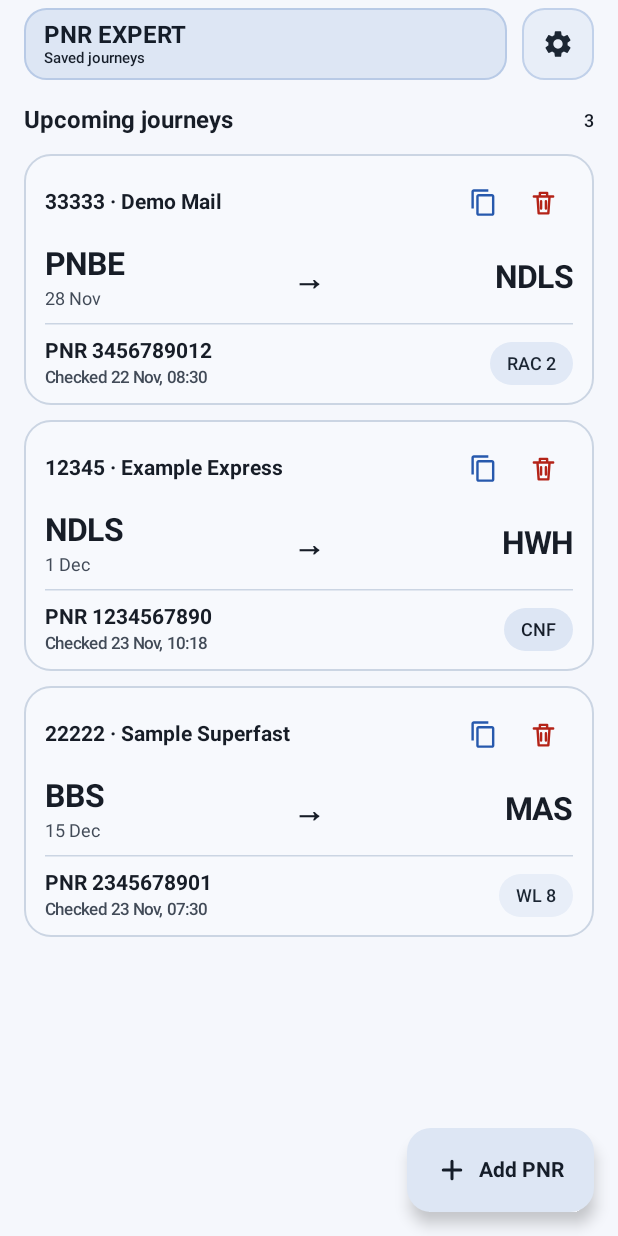
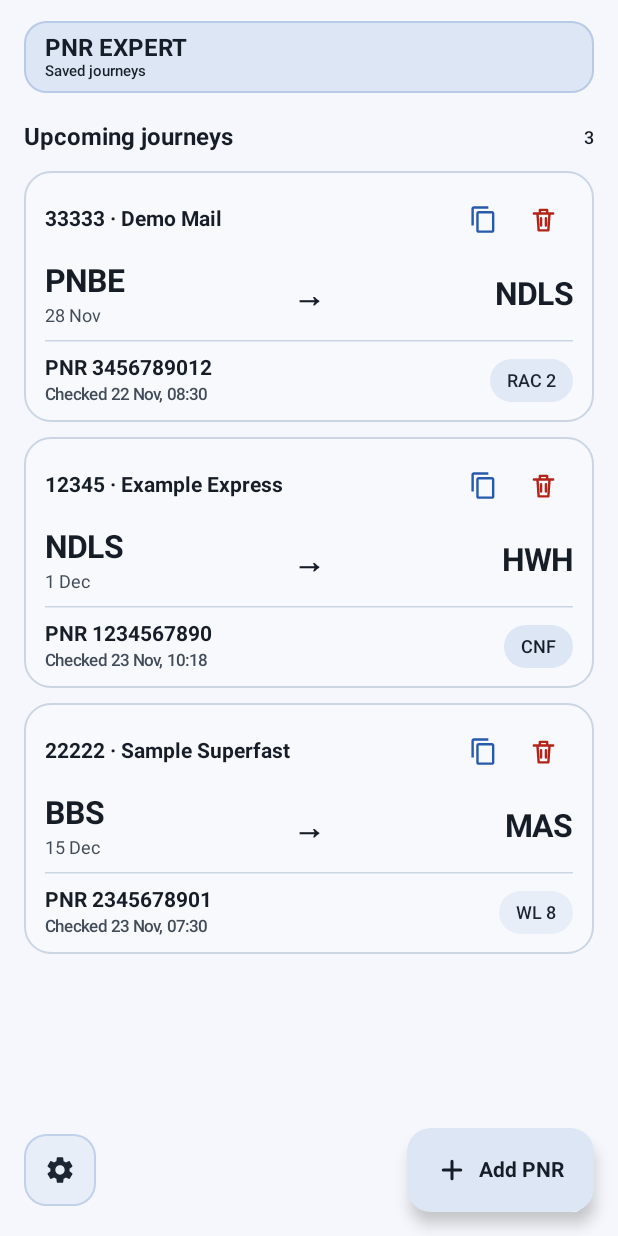
Before and after one commit to ridamranjan/pnrenq, an Android app built with Jetpack Compose: the @Preview function HomeScreenPreview, on a phone screen of 412 x 824 dp. Run offline under Robolectric (Android 15) with nearby library versions, the phone set to English and light mode, and no system bars.

Commit message:
Home Screen Adjustment

```diff
--- a/app/src/main/java/com/first/pnrenq/ui/home/HomeScreen.kt
+++ b/app/src/main/java/com/first/pnrenq/ui/home/HomeScreen.kt
@@ -54,7 +54,7 @@ import java.time.format.DateTimeFormatter
 import java.util.Locale
 
 /* =========================================================
-   DATE / TIME SORTING
+   DATE AND TIME SORTING
 ========================================================= */
 
 private val shortDateFormat =
@@ -75,13 +75,9 @@ private fun isPastJourney(
     )
 
     return when {
-
         date.isBefore(now.toLocalDate()) -> true
-
         date.isAfter(now.toLocalDate()) -> false
-
         departure == null -> false
-
         else -> departure.isBefore(now.toLocalTime())
     }
 }
@@ -139,7 +135,6 @@ fun HomeScreen(
     }
 
     LaunchedEffect(homeMessage) {
-
         if (homeMessage != null) {
             onHomeMessageShown()
 
@@ -163,64 +158,26 @@ fun HomeScreen(
         }
         .sortedWith(pastOrder)
 
+    /*
+     Box allows two independent bottom buttons:
+     Settings on the left, Add PNR on the right.
+    */
+
+    Box(
+        modifier = modifier.fillMaxSize()
+    ) {
+
         Scaffold(
-        modifier = modifier,
+            modifier = Modifier.fillMaxSize(),
 
             containerColor = Color.Transparent,
 
-        /* ---------- Compact safe header ---------- */
-
             topBar = {
-            CompactHomeHeader(
-                onSettingsClick = onSettingsClick
-            )
+                CompactHomeHeader()
             },
 
             snackbarHost = {
                 SnackbarHost(snackbarHostState)
-        },
-
-        /* ---------- Add PNR button ---------- */
-
-        floatingActionButton = {
-
-            if (pnrs.isNotEmpty()) {
-
-                ExtendedFloatingActionButton(
-                    onClick = onAddClick,
-
-                    shape = RoundedCornerShape(16.dp),
-
-                    containerColor =
-                        scheme.primaryContainer,
-
-                    contentColor =
-                        scheme.onPrimaryContainer
-                ) {
-
-                    Icon(
-                        painter = painterResource(
-                            R.drawable.ic_pnr_add
-                        ),
-
-                        contentDescription = null,
-
-                        tint = scheme.onPrimaryContainer,
-
-                        modifier = Modifier.size(20.dp)
-                    )
-
-                    Spacer(Modifier.width(8.dp))
-
-                    Text(
-                        text = "Add PNR",
-
-                        color = scheme.onPrimaryContainer,
-
-                        fontWeight = FontWeight.Bold
-                    )
-                }
-            }
             }
         ) { padding ->
 
@@ -233,7 +190,8 @@ fun HomeScreen(
                             .fillMaxSize()
                             .padding(padding),
 
-                    contentAlignment = Alignment.Center
+                        contentAlignment =
+                            Alignment.Center
                     ) {
                         CircularProgressIndicator()
                     }
@@ -273,21 +231,23 @@ fun HomeScreen(
                             start = 16.dp,
                             end = 16.dp,
                             top = 6.dp,
-                        bottom = 110.dp
+
+                            // Prevent bottom buttons from
+                            // covering saved PNR cards.
+                            bottom = 132.dp
                         ),
 
                         verticalArrangement =
                             Arrangement.spacedBy(10.dp)
                     ) {
 
-                    /* ---------- Upcoming journeys ---------- */
+                        /* ---------- Upcoming ---------- */
 
                         if (upcoming.isNotEmpty()) {
 
                             item(
                                 key = "upcoming_heading"
                             ) {
-
                                 SectionHeading(
                                     title = "Upcoming journeys",
                                     count = upcoming.size
@@ -323,9 +283,7 @@ fun HomeScreen(
                                     },
 
                                     modifier = Modifier.animateItem(
-                                    fadeInSpec = tween(
-                                        durationMillis = 220
-                                    ),
+                                        fadeInSpec = tween(220),
 
                                         placementSpec = spring(
                                             dampingRatio =
@@ -335,15 +293,13 @@ fun HomeScreen(
                                                 Spring.StiffnessMediumLow
                                         ),
 
-                                    fadeOutSpec = tween(
-                                        durationMillis = 180
-                                    )
+                                        fadeOutSpec = tween(180)
                                     )
                                 )
                             }
                         }
 
-                    /* ---------- Past journeys ---------- */
+                        /* ---------- Past ---------- */
 
                         if (past.isNotEmpty()) {
 
@@ -390,9 +346,7 @@ fun HomeScreen(
                                     },
 
                                     modifier = Modifier.animateItem(
-                                    fadeInSpec = tween(
-                                        durationMillis = 220
-                                    ),
+                                        fadeInSpec = tween(220),
 
                                         placementSpec = spring(
                                             dampingRatio =
@@ -402,13 +356,95 @@ fun HomeScreen(
                                                 Spring.StiffnessMediumLow
                                         ),
 
-                                    fadeOutSpec = tween(
-                                        durationMillis = 180
-                                    )
+                                        fadeOutSpec = tween(180)
                                     )
                                 )
                             }
                         }
+                    }
+                }
+            }
+        }
+
+        /* =================================================
+           BOTTOM ACTION BUTTONS
+
+           Settings: bottom-left, unchanged 48dp size.
+           Add PNR: bottom-right.
+
+           navigationBarsPadding prevents overlap with
+           Android's bottom gesture/navigation area.
+        ================================================= */
+
+        Row(
+            modifier = Modifier
+                .align(Alignment.BottomCenter)
+                .fillMaxWidth()
+                .navigationBarsPadding()
+                .padding(
+                    start = 16.dp,
+                    end = 16.dp,
+                    bottom = 16.dp
+                ),
+
+            horizontalArrangement =
+                Arrangement.SpaceBetween,
+
+            verticalAlignment =
+                Alignment.CenterVertically
+        ) {
+
+            /* ---------- Settings button ---------- */
+
+            BottomSettingsButton(
+                onClick = onSettingsClick
+            )
+
+            Spacer(
+                Modifier.weight(1f)
+            )
+
+            /* ---------- Add PNR button ---------- */
+
+            if (pnrs.isNotEmpty()) {
+
+                ExtendedFloatingActionButton(
+                    onClick = onAddClick,
+
+                    shape = RoundedCornerShape(16.dp),
+
+                    containerColor =
+                        scheme.primaryContainer,
+
+                    contentColor =
+                        scheme.onPrimaryContainer
+                ) {
+
+                    Icon(
+                        painter = painterResource(
+                            R.drawable.ic_pnr_add
+                        ),
+
+                        contentDescription = null,
+
+                        tint =
+                            scheme.onPrimaryContainer,
+
+                        modifier = Modifier.size(20.dp)
+                    )
+
+                    Spacer(
+                        Modifier.width(8.dp)
+                    )
+
+                    Text(
+                        text = "Add PNR",
+
+                        color =
+                            scheme.onPrimaryContainer,
+
+                        fontWeight = FontWeight.Bold
+                    )
                 }
             }
         }
@@ -420,57 +456,47 @@ fun HomeScreen(
 
     pnrToDelete?.let { selectedPnr ->
 
-        val isDeleting =
+        val deleting =
             selectedPnr in deletingPnrs
 
         AlertDialog(
             onDismissRequest = {
-
-                if (!isDeleting) {
+                if (!deleting) {
                     pnrToDelete = null
                 }
             },
 
             title = {
-                Text(
-                    text = "Remove saved PNR?"
-                )
+                Text("Remove saved PNR?")
             },
 
             text = {
                 Text(
-                    text = "PNR $selectedPnr and its saved " +
+                    "PNR $selectedPnr and its saved " +
                             "journey details will be removed " +
                             "from this device."
                 )
             },
 
             confirmButton = {
-
                 TextButton(
-                    enabled = !isDeleting,
+                    enabled = !deleting,
 
                     onClick = {
                         pnrToDelete = null
-
-                        onDeletePnr(
-                            selectedPnr
-                        )
+                        onDeletePnr(selectedPnr)
                     }
                 ) {
-
                     Text(
                         text = "Delete",
-
                         color = scheme.error
                     )
                 }
             },
 
             dismissButton = {
-
                 TextButton(
-                    enabled = !isDeleting,
+                    enabled = !deleting,
 
                     onClick = {
                         pnrToDelete = null
@@ -484,20 +510,16 @@ fun HomeScreen(
 }
 
 /* =========================================================
-   SMALL HOME HEADER
+   PNR EXPERT HEADER
 
-   Critical fix:
-   statusBarsPadding() keeps the custom header below
-   Android's status bar and camera cutout.
+   The Settings button has been removed from here.
 
-   Old cards: 66dp
-   New cards: 48dp
+   Increased top padding moves the brand card farther
+   below the notification/status bar.
 ========================================================= */
 
 @Composable
-private fun CompactHomeHeader(
-    onSettingsClick: () -> Unit
-) {
+private fun CompactHomeHeader() {
 
     val scheme = MaterialTheme.colorScheme
 
@@ -509,28 +531,25 @@ private fun CompactHomeHeader(
         modifier = Modifier
             .fillMaxWidth()
 
-            // Prevent edge-to-edge status-bar overlap.
+            // Reserve Android status-bar space.
             .statusBarsPadding()
 
             .padding(
                 start = 16.dp,
                 end = 16.dp,
-                top = 5.dp,
-                bottom = 5.dp
+
+                // Increased from 5dp to 14dp.
+                top = 14.dp,
+
+                bottom = 8.dp
             ),
 
-        horizontalArrangement =
-            Arrangement.spacedBy(10.dp),
-
-        verticalAlignment =
-            Alignment.CenterVertically
+        verticalAlignment = Alignment.CenterVertically
     ) {
-
-        /* ---------- Compact PNR brand card ---------- */
 
         Surface(
             modifier = Modifier
-                .weight(1f)
+                .fillMaxWidth()
                 .height(48.dp),
 
             shape = RoundedCornerShape(15.dp),
@@ -548,9 +567,7 @@ private fun CompactHomeHeader(
 
             border = BorderStroke(
                 1.dp,
-                scheme.primary.copy(
-                    alpha = 0.20f
-                )
+                scheme.primary.copy(alpha = 0.20f)
             )
         ) {
 
@@ -558,7 +575,7 @@ private fun CompactHomeHeader(
                 modifier = Modifier
                     .fillMaxSize()
                     .padding(
-                        horizontal = 13.dp,
+                        horizontal = 14.dp,
                         vertical = 4.dp
                     ),
 
@@ -594,7 +611,8 @@ private fun CompactHomeHeader(
 
                     lineHeight = 12.sp,
 
-                    color = scheme.onPrimaryContainer,
+                    color =
+                        scheme.onPrimaryContainer,
 
                     maxLines = 1,
 
@@ -602,8 +620,21 @@ private fun CompactHomeHeader(
                 )
             }
         }
+    }
+}
 
-        /* ---------- Compact settings card ---------- */
+/* =========================================================
+   BOTTOM-LEFT SETTINGS BUTTON
+
+   Exactly the same 48dp size as before.
+========================================================= */
+
+@Composable
+private fun BottomSettingsButton(
+    onClick: () -> Unit
+) {
+
+    val scheme = MaterialTheme.colorScheme
 
     Surface(
         modifier = Modifier.size(48.dp),
@@ -617,14 +648,12 @@ private fun CompactHomeHeader(
 
         border = BorderStroke(
             1.dp,
-                scheme.secondary.copy(
-                    alpha = 0.20f
-                )
+            scheme.secondary.copy(alpha = 0.20f)
         )
     ) {
 
         IconButton(
-                onClick = onSettingsClick,
+            onClick = onClick,
 
             modifier = Modifier.fillMaxSize()
         ) {
@@ -644,7 +673,6 @@ private fun CompactHomeHeader(
         }
     }
 }
-}
 
 /* =========================================================
    SECTION HEADING
@@ -655,6 +683,8 @@ private fun SectionHeading(
     title: String,
     count: Int
 ) {
+
+    val scheme = MaterialTheme.colorScheme
 
     Row(
         modifier = Modifier
@@ -679,8 +709,7 @@ private fun SectionHeading(
 
             fontWeight = FontWeight.Bold,
 
-            color =
-                MaterialTheme.colorScheme.onBackground
+            color = scheme.onBackground
         )
 
         Text(
@@ -689,14 +718,13 @@ private fun SectionHeading(
             style =
                 MaterialTheme.typography.labelMedium,
 
-            color =
-                MaterialTheme.colorScheme.onBackground
+            color = scheme.onBackground
         )
     }
 }
 
 /* =========================================================
-   COMPACT PNR CARD
+   PNR CARD
 ========================================================= */
 
 @Composable
@@ -721,20 +749,14 @@ private fun HomePnrCard(
 
     val details = pnr.details
 
-    /* ---------- Departure ---------- */
-
     val departureText = listOfNotNull(
-        pnr.journeyDate.format(
-            shortDateFormat
-        ),
+        pnr.journeyDate.format(shortDateFormat),
 
         formatClockTime(
             details.departureTime,
             timeFormat
         )
     ).joinToString(" · ")
-
-    /* ---------- Arrival ---------- */
 
     val arrivalDate =
         availableText(
@@ -744,7 +766,6 @@ private fun HomePnrCard(
             try {
                 LocalDate.parse(it)
                     .format(shortDateFormat)
-
             } catch (_: Exception) {
                 null
             }
@@ -769,14 +790,11 @@ private fun HomePnrCard(
 
         enabled = !isDeleting,
 
-        modifier =
-            modifier.fillMaxWidth(),
+        modifier = modifier.fillMaxWidth(),
 
-        shape =
-            RoundedCornerShape(18.dp),
+        shape = RoundedCornerShape(18.dp),
 
-        colors =
-            CardDefaults.cardColors(
+        colors = CardDefaults.cardColors(
             containerColor =
                 scheme.surfaceContainerLow.copy(
                     alpha = if (gradient) {
@@ -786,8 +804,7 @@ private fun HomePnrCard(
                     }
                 ),
 
-                contentColor =
-                    scheme.onSurface
+            contentColor = scheme.onSurface
         ),
 
         border = BorderStroke(
@@ -806,7 +823,7 @@ private fun HomePnrCard(
                 Arrangement.spacedBy(9.dp)
         ) {
 
-            /* ---------- Train and action icons ---------- */
+            /* ---------- Train name and actions ---------- */
 
             Row(
                 modifier = Modifier.fillMaxWidth(),
@@ -818,8 +835,7 @@ private fun HomePnrCard(
                 Text(
                     text = trainTitle,
 
-                    modifier =
-                        Modifier.weight(1f),
+                    modifier = Modifier.weight(1f),
 
                     style =
                         MaterialTheme.typography.labelLarge,
@@ -903,7 +919,7 @@ private fun HomePnrCard(
                 }
             }
 
-            /* ---------- Source / destination ---------- */
+            /* ---------- Stations ---------- */
 
             Row(
                 modifier = Modifier.fillMaxWidth(),
@@ -915,13 +931,11 @@ private fun HomePnrCard(
                 StationLabel(
                     code = pnr.fromStation,
 
-                    dateAndTime =
-                        departureText,
+                    dateAndTime = departureText,
 
                     alignEnd = false,
 
-                    modifier =
-                        Modifier.weight(1f)
+                    modifier = Modifier.weight(1f)
                 )
 
                 Text(
@@ -934,29 +948,25 @@ private fun HomePnrCard(
                     style =
                         MaterialTheme.typography.titleLarge,
 
-                    color =
-                        scheme.onSurface
+                    color = scheme.onSurface
                 )
 
                 StationLabel(
                     code = pnr.toStation,
 
-                    dateAndTime =
-                        arrivalText,
+                    dateAndTime = arrivalText,
 
                     alignEnd = true,
 
-                    modifier =
-                        Modifier.weight(1f)
+                    modifier = Modifier.weight(1f)
                 )
             }
 
             HorizontalDivider(
-                color =
-                    scheme.outlineVariant
+                color = scheme.outlineVariant
             )
 
-            /* ---------- PNR / last check ---------- */
+            /* ---------- PNR and status ---------- */
 
             Row(
                 modifier = Modifier.fillMaxWidth(),
@@ -998,8 +1008,7 @@ private fun HomePnrCard(
                         style =
                             MaterialTheme.typography.labelSmall,
 
-                        color =
-                            scheme.onSurfaceVariant,
+                        color = scheme.onSurfaceVariant,
 
                         maxLines = 1,
 
@@ -1011,9 +1020,7 @@ private fun HomePnrCard(
                     pnr.currentStatus
                 )?.let { status ->
 
-                    Spacer(
-                        Modifier.width(8.dp)
-                    )
+                    Spacer(Modifier.width(8.dp))
 
                     StatusChip(
                         status = status
@@ -1067,8 +1074,7 @@ private fun StationLabel(
 
             fontWeight = FontWeight.Bold,
 
-            color =
-                scheme.onSurface,
+            color = scheme.onSurface,
 
             maxLines = 1,
 
@@ -1083,8 +1089,7 @@ private fun StationLabel(
                 style =
                     MaterialTheme.typography.bodySmall,
 
-                color =
-                    scheme.onSurfaceVariant,
+                color = scheme.onSurfaceVariant,
 
                 textAlign = textAlignment,
 
@@ -1109,8 +1114,7 @@ private fun HomeEmptyState(
     Column(
         modifier = modifier.padding(28.dp),
 
-        verticalArrangement =
-            Arrangement.Center,
+        verticalArrangement = Arrangement.Center,
 
         horizontalAlignment =
             Alignment.CenterHorizontally
@@ -1118,14 +1122,11 @@ private fun HomeEmptyState(
 
         Text(
             text = "🚆",
-
             style =
                 MaterialTheme.typography.headlineLarge
         )
 
-        Spacer(
-            Modifier.height(18.dp)
-        )
+        Spacer(Modifier.height(18.dp))
 
         Text(
             text = "Your journeys start here",
@@ -1138,9 +1139,7 @@ private fun HomeEmptyState(
             textAlign = TextAlign.Center
         )
 
-        Spacer(
-            Modifier.height(10.dp)
-        )
+        Spacer(Modifier.height(10.dp))
 
         Text(
             text = "Add a PNR to save your journey " +
@@ -1154,15 +1153,12 @@ private fun HomeEmptyState(
             textAlign = TextAlign.Center
         )
 
-        Spacer(
-            Modifier.height(22.dp)
-        )
+        Spacer(Modifier.height(22.dp))
 
         Button(
             onClick = onAddClick,
 
-            modifier =
-                Modifier.fillMaxWidth()
+            modifier = Modifier.fillMaxWidth()
         ) {
 
             Icon(
@@ -1175,13 +1171,9 @@ private fun HomeEmptyState(
                 modifier = Modifier.size(20.dp)
             )
 
-            Spacer(
-                Modifier.width(9.dp)
-            )
+            Spacer(Modifier.width(9.dp))
 
-            Text(
-                text = "Add your first PNR"
-            )
+            Text("Add your first PNR")
         }
     }
 }
@@ -1202,8 +1194,7 @@ private fun HomeErrorState(
     Column(
         modifier = modifier.padding(28.dp),
 
-        verticalArrangement =
-            Arrangement.Center,
+        verticalArrangement = Arrangement.Center,
 
         horizontalAlignment =
             Alignment.CenterHorizontally
@@ -1220,9 +1211,7 @@ private fun HomeErrorState(
             textAlign = TextAlign.Center
         )
 
-        Spacer(
-            Modifier.height(10.dp)
-        )
+        Spacer(Modifier.height(10.dp))
 
         Text(
             text = message,
@@ -1235,14 +1224,11 @@ private fun HomeErrorState(
             textAlign = TextAlign.Center
         )
 
-        Spacer(
-            Modifier.height(20.dp)
-        )
+        Spacer(Modifier.height(20.dp))
 
         Button(
             onClick = onRetry
         ) {
-
             Text("Try again")
         }
     }
```
Lines whose indentation alone changed are shown as unchanged.
